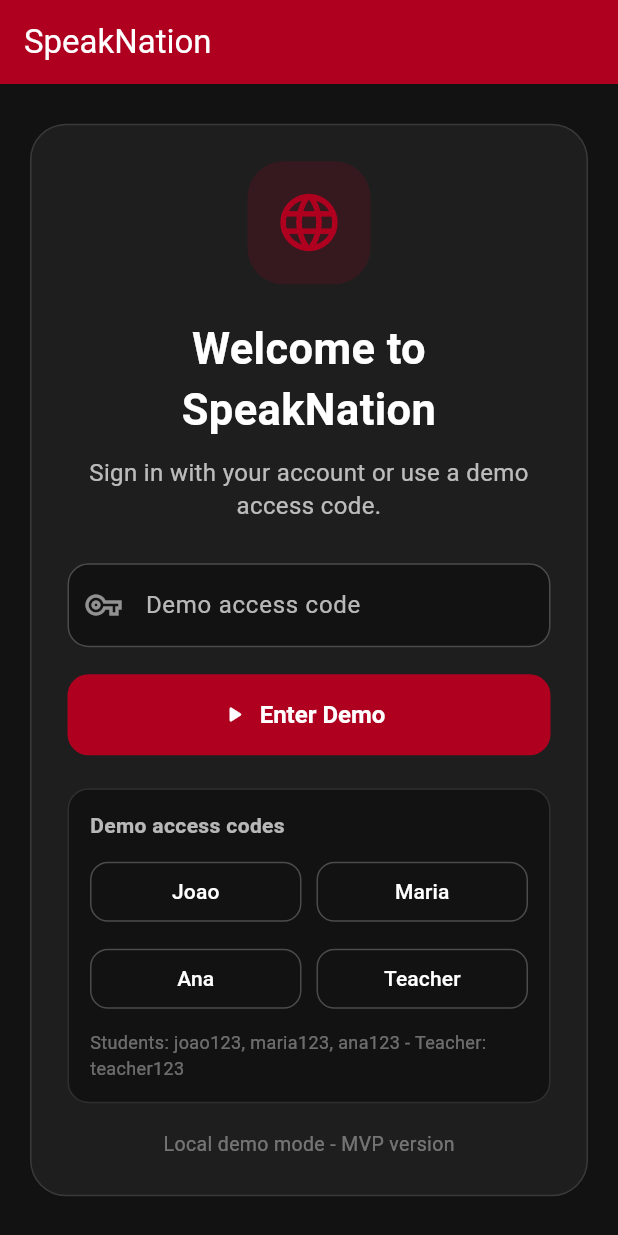
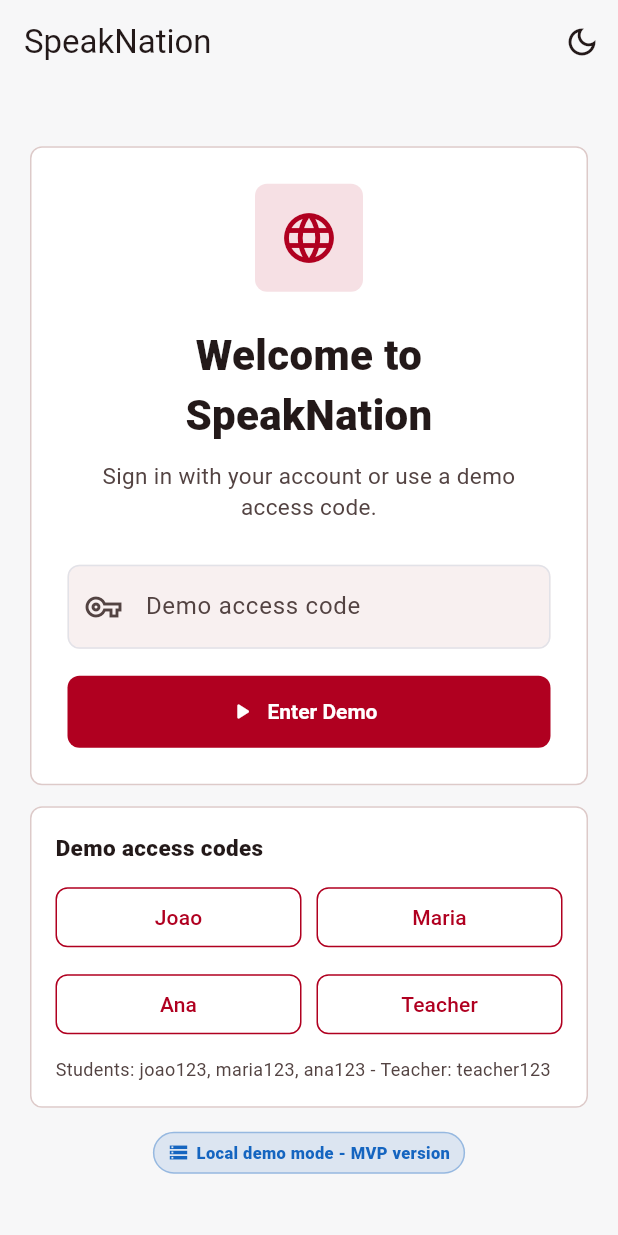
Before and after one commit to vitormendonca/speaknation_app, a Flutter app: the screen it shows after launch, on a phone screen of 412 x 824 dp. Run offline on Flutter 3.47's test engine with Material 3 defaults, Android fonts, the phone set to English and light mode, and no system bars; our stand-ins replace audioplayers, shared_preferences, supabase_flutter; accounts and stored records are empty; Roboto replaces fonts that are missing (Arial).

Commit message:
Prepare SpeakNation for portfolio release

```diff
--- a/lib/screens/login_screen.dart
+++ b/lib/screens/login_screen.dart
@@ -3,6 +3,9 @@ import 'package:flutter/material.dart';
 import '../models/app_session.dart';
 import '../services/app_auth_service.dart';
 import '../services/supabase_bootstrap.dart';
+import '../theme/app_theme.dart';
+import '../theme/theme_controller.dart';
+import '../widgets/app_ui.dart';
 import 'student/student_home_screen.dart';
 import 'teacher/teacher_home_screen.dart';
 
@@ -117,29 +120,18 @@ class _LoginScreenState extends State<LoginScreen> {
     TextInputType? keyboardType,
     void Function(String)? onSubmitted,
   }) {
+    final colors = Theme.of(context).colorScheme;
+
     return TextField(
       controller: controller,
       obscureText: obscureText,
       keyboardType: keyboardType,
       textCapitalization: TextCapitalization.none,
-      style: const TextStyle(color: Colors.white, fontSize: 16),
+      style: TextStyle(color: colors.onSurface, fontSize: 16),
       decoration: InputDecoration(
         labelText: label,
-        labelStyle: const TextStyle(color: Colors.white70),
         hintText: hint,
-        hintStyle: const TextStyle(color: Colors.white38),
-        filled: true,
-        fillColor: const Color(0xFF121212),
-        prefixIcon: Icon(icon, color: Colors.white54),
-        border: OutlineInputBorder(borderRadius: BorderRadius.circular(14)),
-        enabledBorder: OutlineInputBorder(
-          borderRadius: BorderRadius.circular(14),
-          borderSide: const BorderSide(color: Colors.white24),
-        ),
-        focusedBorder: OutlineInputBorder(
-          borderRadius: BorderRadius.circular(14),
-          borderSide: const BorderSide(color: Color(0xFFB00020)),
-        ),
+        prefixIcon: Icon(icon, color: colors.onSurfaceVariant),
       ),
       onSubmitted: onSubmitted,
       onChanged: (_) {
@@ -155,69 +147,62 @@ class _LoginScreenState extends State<LoginScreen> {
   Widget _buildDemoCodeButton({required String label, required String code}) {
     return OutlinedButton(
       onPressed: isLoading ? null : () => _fillDemoCode(code),
-      style: OutlinedButton.styleFrom(
-        side: const BorderSide(color: Colors.white24),
-        shape: RoundedRectangleBorder(borderRadius: BorderRadius.circular(12)),
-      ),
-      child: Text(label, style: const TextStyle(color: Colors.white)),
+      child: Text(label),
     );
   }
 
   @override
   Widget build(BuildContext context) {
     final isSupabaseConfigured = SupabaseBootstrap.isConfigured;
+    final colors = Theme.of(context).colorScheme;
 
     return Scaffold(
-      backgroundColor: const Color(0xFF121212),
       appBar: AppBar(
         title: const Text('SpeakNation'),
-        backgroundColor: const Color(0xFFB00020),
-        foregroundColor: Colors.white,
+        actions: [
+          IconButton(
+            tooltip: 'Toggle theme',
+            icon: Icon(ThemeController.iconFor(context)),
+            onPressed: () => ThemeController.toggle(context),
+          ),
+        ],
       ),
       body: Center(
         child: SingleChildScrollView(
           padding: const EdgeInsets.all(20),
-          child: Container(
-            width: double.infinity,
-            padding: const EdgeInsets.all(24),
-            decoration: BoxDecoration(
-              color: const Color(0xFF1E1E1E),
-              borderRadius: BorderRadius.circular(24),
-              border: Border.all(color: Colors.white12),
-            ),
+          child: ConstrainedBox(
+            constraints: const BoxConstraints(maxWidth: 520),
             child: Column(
               mainAxisSize: MainAxisSize.min,
               children: [
-                Container(
-                  width: 82,
-                  height: 82,
-                  decoration: BoxDecoration(
-                    color: const Color(0xFFB00020).withValues(alpha: 0.16),
-                    borderRadius: BorderRadius.circular(24),
-                  ),
-                  child: const Icon(
-                    Icons.language_rounded,
-                    color: Color(0xFFB00020),
-                    size: 46,
-                  ),
+                AppPanel(
+                  padding: const EdgeInsets.all(24),
+                  child: Column(
+                    mainAxisSize: MainAxisSize.min,
+                    children: [
+                      const AppIconBox(
+                        icon: Icons.language_rounded,
+                        color: AppTheme.brandRed,
+                        size: 72,
+                        iconSize: 40,
                       ),
                       const SizedBox(height: 22),
-                const Text(
+                      Text(
                         'Welcome to SpeakNation',
                         textAlign: TextAlign.center,
                         style: TextStyle(
-                    color: Colors.white,
-                    fontSize: 29,
-                    fontWeight: FontWeight.bold,
+                          color: colors.onSurface,
+                          fontSize: 28,
+                          fontWeight: FontWeight.w800,
                         ),
                       ),
                       const SizedBox(height: 10),
-                const Text(
+                      Text(
                         'Sign in with your account or use a demo access code.',
                         textAlign: TextAlign.center,
                         style: TextStyle(
-                    color: Colors.white70,
-                    fontSize: 16,
+                          color: colors.onSurfaceVariant,
+                          fontSize: 15,
                           height: 1.4,
                         ),
                       ),
@@ -242,7 +227,7 @@ class _LoginScreenState extends State<LoginScreen> {
                         const SizedBox(height: 14),
                         SizedBox(
                           width: double.infinity,
-                    height: 52,
+                          height: 48,
                           child: ElevatedButton.icon(
                             onPressed: isLoading ? null : _loginWithEmail,
                             icon: isLoading
@@ -255,24 +240,11 @@ class _LoginScreenState extends State<LoginScreen> {
                                     ),
                                   )
                                 : const Icon(Icons.login_rounded),
-                      label: const Text(
-                        'Sign In',
-                        style: TextStyle(
-                          fontSize: 16,
-                          fontWeight: FontWeight.bold,
-                        ),
-                      ),
-                      style: ElevatedButton.styleFrom(
-                        backgroundColor: const Color(0xFFB00020),
-                        foregroundColor: Colors.white,
-                        shape: RoundedRectangleBorder(
-                          borderRadius: BorderRadius.circular(14),
-                        ),
-                      ),
+                            label: const Text('Sign In'),
                           ),
                         ),
                         const SizedBox(height: 22),
-                  const Divider(color: Colors.white12),
+                        Divider(color: Theme.of(context).dividerColor),
                         const SizedBox(height: 18),
                       ],
                       _buildInput(
@@ -289,9 +261,10 @@ class _LoginScreenState extends State<LoginScreen> {
                           child: Text(
                             errorMessage!,
                             style: const TextStyle(
-                        color: Colors.orangeAccent,
+                              color: AppTheme.warning,
                               fontSize: 13,
                               height: 1.3,
+                              fontWeight: FontWeight.w700,
                             ),
                           ),
                         ),
@@ -299,47 +272,31 @@ class _LoginScreenState extends State<LoginScreen> {
                       const SizedBox(height: 18),
                       SizedBox(
                         width: double.infinity,
-                  height: 54,
+                        height: 48,
                         child: ElevatedButton.icon(
                           onPressed: isLoading ? null : _loginWithCode,
                           icon: const Icon(Icons.play_arrow_rounded),
-                    label: const Text(
-                      'Enter Demo',
-                      style: TextStyle(
-                        fontSize: 16,
-                        fontWeight: FontWeight.bold,
+                          label: const Text('Enter Demo'),
                         ),
                       ),
-                    style: ElevatedButton.styleFrom(
-                      backgroundColor: const Color(0xFFB00020),
-                      foregroundColor: Colors.white,
-                      shape: RoundedRectangleBorder(
-                        borderRadius: BorderRadius.circular(14),
+                    ],
                   ),
                 ),
-                  ),
-                ),
-                const SizedBox(height: 22),
-                Container(
-                  width: double.infinity,
-                  padding: const EdgeInsets.all(14),
-                  decoration: BoxDecoration(
-                    color: const Color(0xFF121212),
-                    borderRadius: BorderRadius.circular(14),
-                    border: Border.all(color: Colors.white12),
-                  ),
+                const SizedBox(height: 14),
+                AppPanel(
+                  padding: const EdgeInsets.all(16),
                   child: Column(
                     crossAxisAlignment: CrossAxisAlignment.start,
                     children: [
-                      const Text(
+                      Text(
                         'Demo access codes',
                         style: TextStyle(
-                          color: Colors.white70,
-                          fontSize: 14,
-                          fontWeight: FontWeight.bold,
+                          color: colors.onSurface,
+                          fontSize: 15,
+                          fontWeight: FontWeight.w800,
                         ),
                       ),
-                      const SizedBox(height: 10),
+                      const SizedBox(height: 12),
                       Row(
                         children: [
                           Expanded(
@@ -375,20 +332,29 @@ class _LoginScreenState extends State<LoginScreen> {
                           ),
                         ],
                       ),
-                      const SizedBox(height: 10),
-                      const Text(
+                      const SizedBox(height: 12),
+                      Text(
                         'Students: joao123, maria123, ana123 - Teacher: teacher123',
-                        style: TextStyle(color: Colors.white38, fontSize: 12),
+                        style: TextStyle(
+                          color: colors.onSurfaceVariant,
+                          fontSize: 12,
+                          height: 1.3,
+                        ),
                       ),
                     ],
                   ),
                 ),
-                const SizedBox(height: 18),
-                Text(
-                  isSupabaseConfigured
+                const SizedBox(height: 16),
+                AppStatusBadge(
+                  label: isSupabaseConfigured
                       ? 'Supabase connected - MVP version'
                       : 'Local demo mode - MVP version',
-                  style: const TextStyle(color: Colors.white38, fontSize: 13),
+                  color: isSupabaseConfigured
+                      ? AppTheme.success
+                      : AppTheme.info,
+                  icon: isSupabaseConfigured
+                      ? Icons.cloud_done_outlined
+                      : Icons.storage_outlined,
                 ),
               ],
             ),
--- a/pubspec.yaml
+++ b/pubspec.yaml
@@ -1,5 +1,5 @@
 name: speaknation_app
-description: "A new Flutter project."
+description: "Guided English learning MVP with teacher support and student progress tracking."
 # The following line prevents the package from being accidentally published to
 # pub.dev using `flutter pub publish`. This is preferred for private packages.
 publish_to: 'none' # Remove this line if you wish to publish to pub.dev
```
Also changed, not shown: 4 other files. Lines whose indentation alone changed are shown as unchanged.
